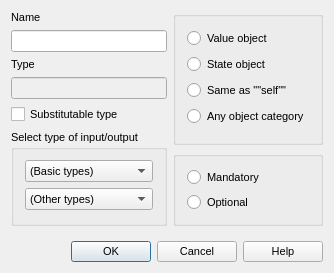
Qt form lavape/src/LavaPE_UI/idd_iobox.ui (berkus/lavape) before a commit.
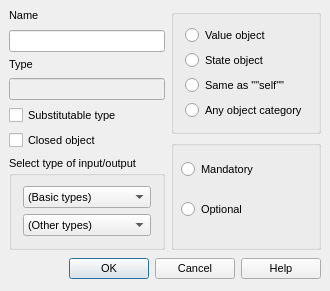
The same form after that commit.

```diff
--- a/lavape/src/LavaPE_UI/idd_iobox.ui
+++ b/lavape/src/LavaPE_UI/idd_iobox.ui
@@ -9,7 +9,7 @@
     <x>0</x>
     <y>0</y>
     <width>314</width>
-    <height>273</height>
+    <height>291</height>
    </rect>
   </property>
   <property name="sizePolicy" >
@@ -36,88 +36,28 @@
   </property>
   <layout class="QVBoxLayout" >
    <property name="margin" >
-    <number>11</number>
+    <number>9</number>
    </property>
    <property name="spacing" >
-    <number>15</number>
+    <number>6</number>
    </property>
    <item>
-    <layout class="QGridLayout" >
+    <layout class="QHBoxLayout" >
      <property name="margin" >
       <number>0</number>
      </property>
      <property name="spacing" >
       <number>6</number>
      </property>
-     <item row="2" column="1" >
-      <widget class="QGroupBox" name="BGroup_Mode" >
-       <layout class="QVBoxLayout" >
-        <property name="margin" >
-         <number>11</number>
-        </property>
-        <property name="spacing" >
-         <number>6</number>
-        </property>
         <item>
-         <widget class="QRadioButton" name="Mandatory" >
-          <property name="focusPolicy" >
-           <enum>Qt::StrongFocus</enum>
-          </property>
-          <property name="text" >
-           <string>Mandatory</string>
-          </property>
-         </widget>
-        </item>
-        <item>
-         <widget class="QRadioButton" name="Optional" >
-          <property name="focusPolicy" >
-           <enum>Qt::StrongFocus</enum>
-          </property>
-          <property name="text" >
-           <string>Optional</string>
-          </property>
-         </widget>
-        </item>
-       </layout>
-      </widget>
-     </item>
-     <item rowspan="2" row="1" column="0" >
-      <widget class="QGroupBox" name="GroupBox_IDC_STATIC33" >
-       <property name="focusPolicy" >
-        <enum>Qt::NoFocus</enum>
-       </property>
-       <property name="title" >
-        <string>Select type of input/output</string>
-       </property>
        <layout class="QVBoxLayout" >
         <property name="margin" >
-         <number>11</number>
+        <number>0</number>
         </property>
         <property name="spacing" >
          <number>6</number>
         </property>
         <item>
-         <widget class="QComboBox" name="BasicTypes" >
-          <item>
-           <property name="text" >
-            <string>(Basic types)</string>
-           </property>
-          </item>
-         </widget>
-        </item>
-        <item>
-         <widget class="QComboBox" name="NamedTypes" >
-          <item>
-           <property name="text" >
-            <string>(Other types)</string>
-           </property>
-          </item>
-         </widget>
-        </item>
-       </layout>
-      </widget>
-     </item>
-     <item row="0" column="0" >
       <layout class="QVBoxLayout" >
        <property name="margin" >
         <number>0</number>
@@ -148,6 +88,16 @@
          </property>
         </widget>
        </item>
+        </layout>
+       </item>
+       <item>
+        <layout class="QVBoxLayout" >
+         <property name="margin" >
+          <number>0</number>
+         </property>
+         <property name="spacing" >
+          <number>6</number>
+         </property>
        <item>
         <widget class="QLabel" name="Label_IDC_STATIC65" >
          <property name="focusPolicy" >
@@ -174,6 +124,8 @@
          </property>
         </widget>
        </item>
+        </layout>
+       </item>
        <item>
         <widget class="QCheckBox" name="Substitutable" >
          <property name="focusPolicy" >
@@ -184,9 +136,66 @@
          </property>
         </widget>
        </item>
-      </layout>
-     </item>
-     <item rowspan="2" row="0" column="1" >
+       <item>
+        <widget class="QCheckBox" name="Unfinished" >
+         <property name="toolTip" >
+          <string>Possibly still incomplete object</string>
+         </property>
+         <property name="whatsThis" >
+          <string>Potentially incomplete, not yet fully initialized object; member access is still disabled therefore</string>
+         </property>
+         <property name="text" >
+          <string>Closed object</string>
+         </property>
+        </widget>
+       </item>
+       <item>
+        <widget class="QGroupBox" name="GroupBox_IDC_STATIC33" >
+         <property name="focusPolicy" >
+          <enum>Qt::NoFocus</enum>
+         </property>
+         <property name="title" >
+          <string>Select type of input/output</string>
+         </property>
+         <layout class="QVBoxLayout" >
+          <property name="margin" >
+           <number>11</number>
+          </property>
+          <property name="spacing" >
+           <number>6</number>
+          </property>
+          <item>
+           <widget class="QComboBox" name="BasicTypes" >
+            <item>
+             <property name="text" >
+              <string>(Basic types)</string>
+             </property>
+            </item>
+           </widget>
+          </item>
+          <item>
+           <widget class="QComboBox" name="NamedTypes" >
+            <item>
+             <property name="text" >
+              <string>(Other types)</string>
+             </property>
+            </item>
+           </widget>
+          </item>
+         </layout>
+        </widget>
+       </item>
+      </layout>
+     </item>
+     <item>
+      <layout class="QVBoxLayout" >
+       <property name="margin" >
+        <number>0</number>
+       </property>
+       <property name="spacing" >
+        <number>6</number>
+       </property>
+       <item>
       <widget class="QGroupBox" name="BGroup_ObjCat" >
        <layout class="QVBoxLayout" >
         <property name="margin" >
@@ -235,6 +244,44 @@
        </layout>
       </widget>
      </item>
+       <item>
+        <widget class="QGroupBox" name="BGroup_Mode" >
+         <widget class="QRadioButton" name="Optional" >
+          <property name="geometry" >
+           <rect>
+            <x>10</x>
+            <y>60</y>
+            <width>116</width>
+            <height>19</height>
+           </rect>
+          </property>
+          <property name="focusPolicy" >
+           <enum>Qt::StrongFocus</enum>
+          </property>
+          <property name="text" >
+           <string>Optional</string>
+          </property>
+         </widget>
+         <widget class="QRadioButton" name="Mandatory" >
+          <property name="geometry" >
+           <rect>
+            <x>10</x>
+            <y>20</y>
+            <width>111</width>
+            <height>19</height>
+           </rect>
+          </property>
+          <property name="focusPolicy" >
+           <enum>Qt::StrongFocus</enum>
+          </property>
+          <property name="text" >
+           <string>Mandatory</string>
+          </property>
+         </widget>
+        </widget>
+       </item>
+      </layout>
+     </item>
     </layout>
    </item>
    <item>
@@ -255,8 +302,8 @@
        </property>
        <property name="sizeHint" >
         <size>
-         <width>40</width>
-         <height>20</height>
+         <width>41</width>
+         <height>26</height>
         </size>
        </property>
       </spacer>
```
Lines whose indentation alone changed are shown as unchanged.
